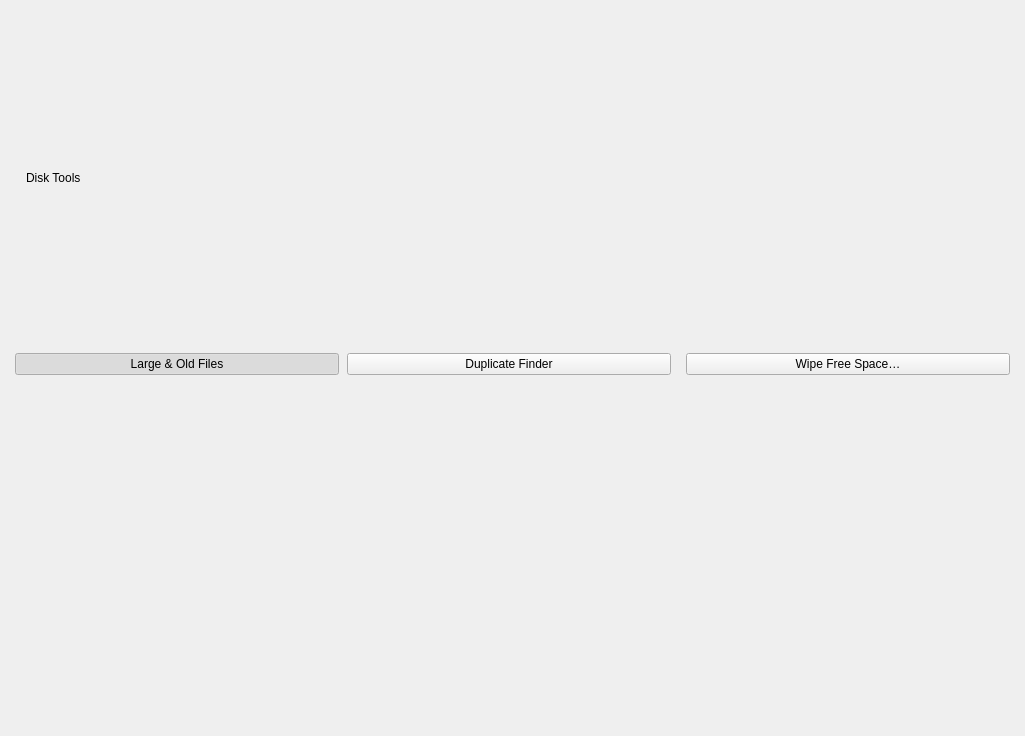
Above: shared/nexis/Pages/DiskTools/disk_tools_page.ui from s4solutionsllc/Nexis before the change. Below: the same form after it.
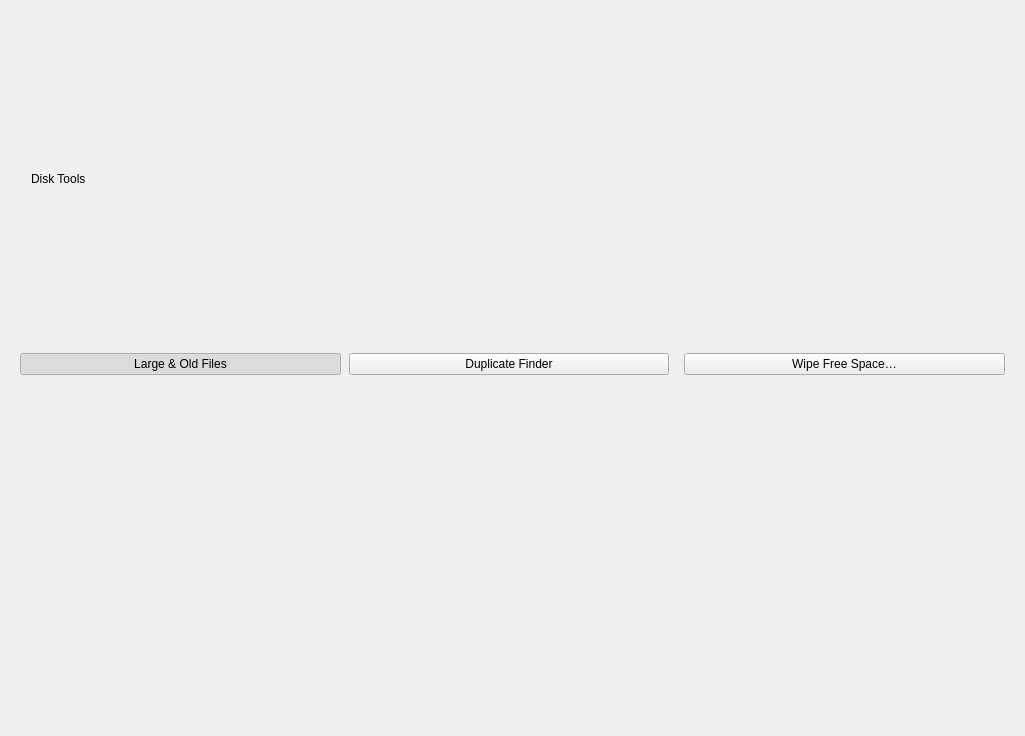
That is the form after the change.

Commit message: refactor(ui): shared page scaffold and scoped transparent backgrounds

```diff
--- a/shared/nexis/Pages/DiskTools/disk_tools_page.ui
+++ b/shared/nexis/Pages/DiskTools/disk_tools_page.ui
@@ -10,10 +10,10 @@
   </property>
   <layout class="QVBoxLayout" name="mainLayout">
    <property name="spacing"><number>8</number></property>
-   <property name="leftMargin"><number>15</number></property>
-   <property name="topMargin"><number>10</number></property>
-   <property name="rightMargin"><number>15</number></property>
-   <property name="bottomMargin"><number>15</number></property>
+   <property name="leftMargin"><number>20</number></property>
+   <property name="topMargin"><number>12</number></property>
+   <property name="rightMargin"><number>20</number></property>
+   <property name="bottomMargin"><number>16</number></property>
    <item>
     <widget class="QWidget" name="sectionHeaderRow" native="true">
      <layout class="QHBoxLayout" name="sectionHeaderRowLayout">
```
The commit also changes 33 other files.
